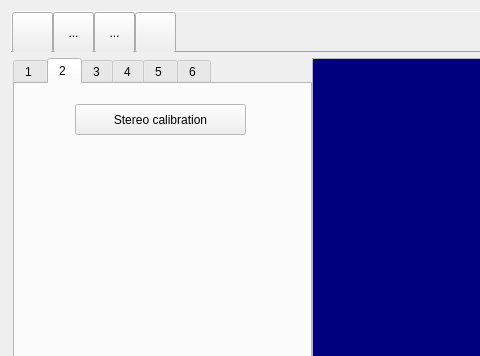
Before: the Qt Designer form IronView2/mainframe.ui in jjun-ho/2023-Capstone-Design, drawn with Qt 5; both pictures show x 0 to 480 and y 0 to 356 of the 622 by 461 pixel window.
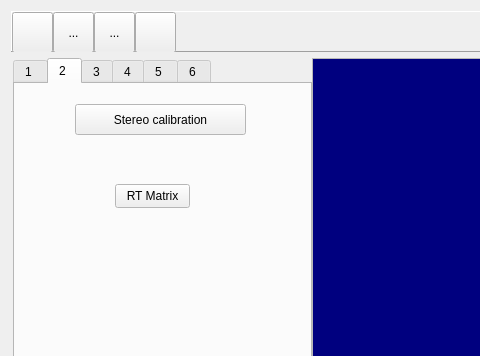
After: the same form once the commit is applied. The open tabs and pages were chosen to show the change. Icons and pictures are not drawn.

What changed in the file:
```diff
--- a/IronView2/mainframe.ui
+++ b/IronView2/mainframe.ui
@@ -759,6 +759,19 @@
           <string>Stereo calibration</string>
          </property>
         </widget>
+        <widget class="QPushButton" name="pushRtMatrix">
+         <property name="geometry">
+          <rect>
+           <x>100</x>
+           <y>100</y>
+           <width>75</width>
+           <height>24</height>
+          </rect>
+         </property>
+         <property name="text">
+          <string>RT Matrix</string>
+         </property>
+        </widget>
        </widget>
        <widget class="QWidget" name="tab_3">
         <attribute name="title">
```
Left out of the diff: 2 changed lines with no effect on the pictures.
